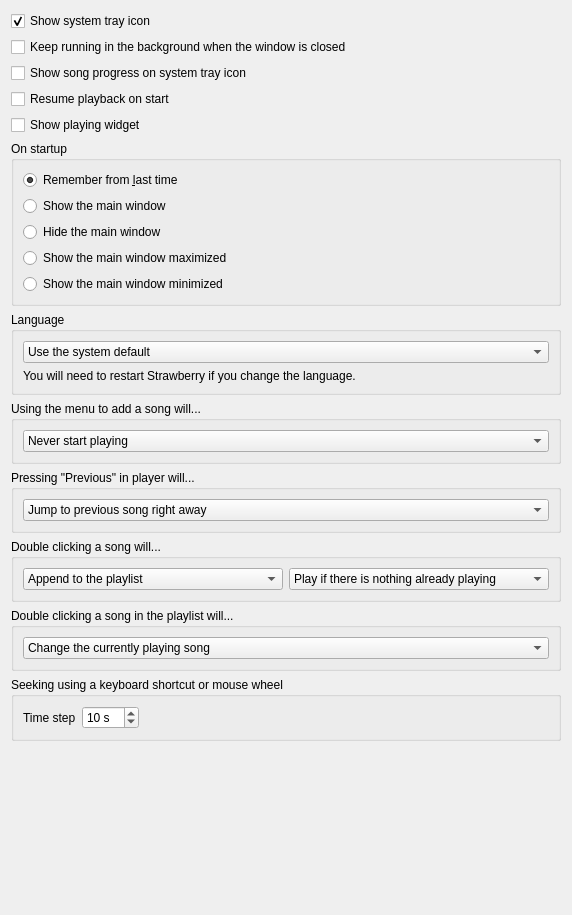
strawberrymusicplayer/strawberry, file src/settings/behavioursettingspage.ui: the form before one commit.
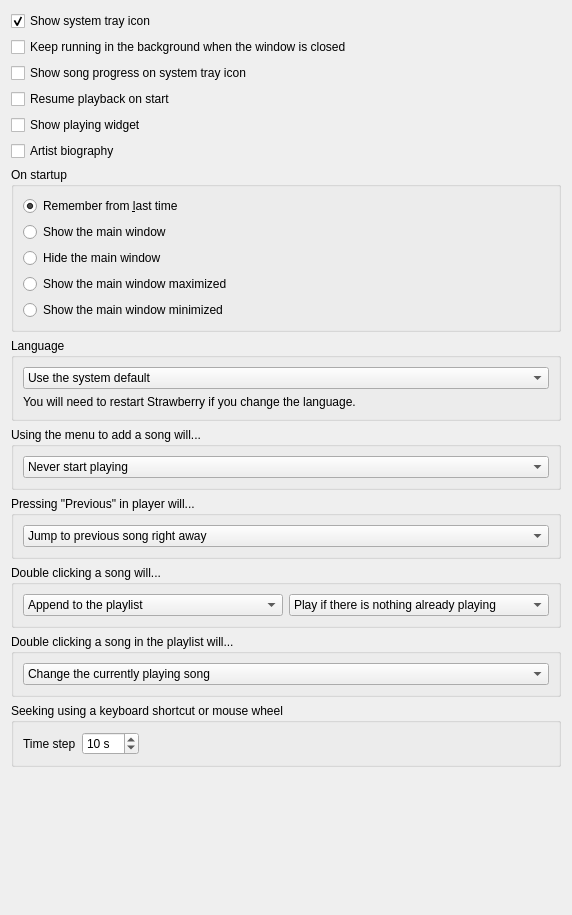
The form after the commit.

Commit message: Add artist biography

```diff
--- a/src/settings/behavioursettingspage.ui
+++ b/src/settings/behavioursettingspage.ui
@@ -58,6 +58,13 @@
      </property>
     </widget>
    </item>
+   <item>
+    <widget class="QCheckBox" name="checkbox_artistbio">
+     <property name="text">
+      <string>Artist biography</string>
+     </property>
+    </widget>
+   </item>
    <item>
     <widget class="QGroupBox" name="groupbox_startup">
      <property name="title">
```
The commit also changes 38 other files.
